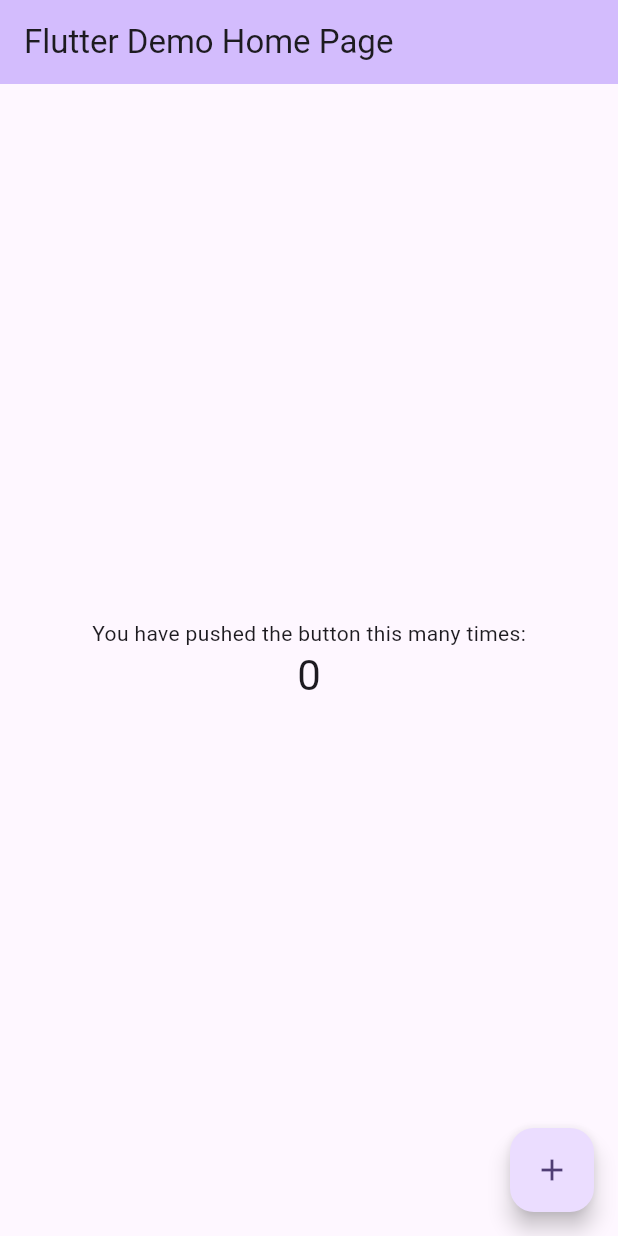
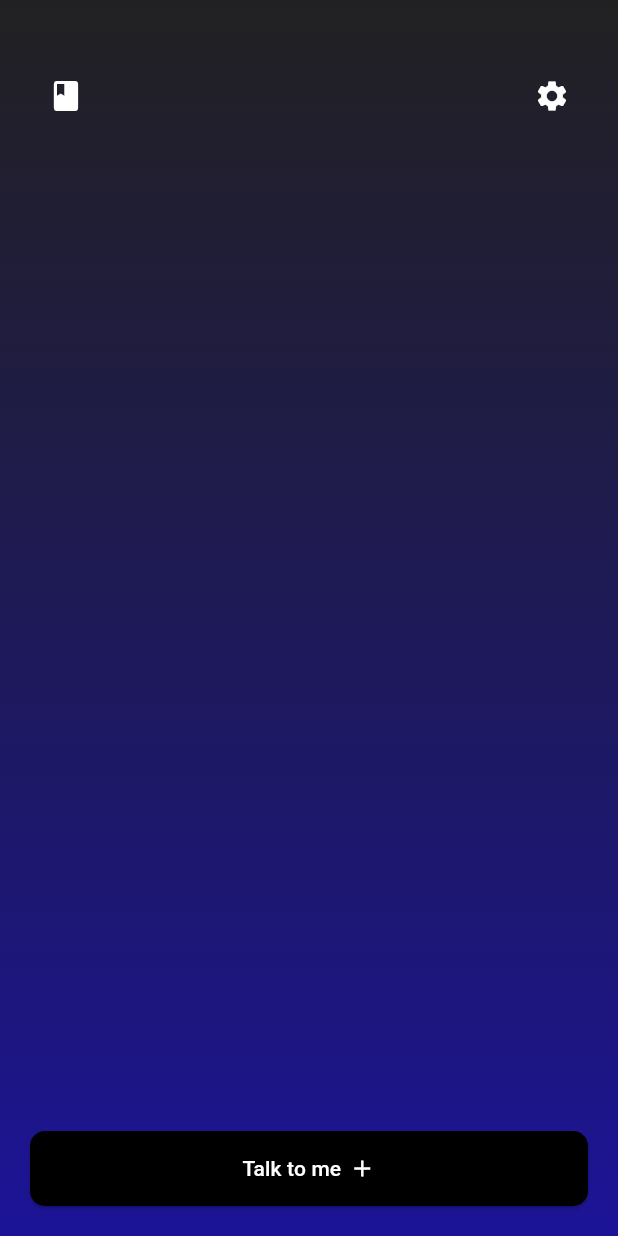
Before and after one commit to rdchkulasinghe/Computing-Group-Project, a Flutter app: the screen it shows after launch, on a phone screen of 412 x 824 dp. Run offline on Flutter 3.47's test engine with Material 3 defaults, Android fonts, the phone set to English and light mode, and no system bars; our stand-ins replace firebase_core; accounts and stored records are empty.

Commit message:
update main page and diary page.
connected diary page and main page.
added correct main page.

```diff
--- a/ai_friend/lib/main.dart
+++ b/ai_friend/lib/main.dart
@@ -1,128 +1,101 @@
+import 'package:ai_friend/diary.dart';
 import 'package:flutter/material.dart';
 import 'package:firebase_core/firebase_core.dart';
 
 void main() async {
   WidgetsFlutterBinding.ensureInitialized();
-  await Firebase.initializeApp(); // Initialize Firebase
-  runApp(MyApp());
+  await Firebase.initializeApp();
+  runApp(MyApp()); // Wrap in MyApp
 }
 
 class MyApp extends StatelessWidget {
-  const MyApp({super.key});
-
-  // This widget is the root of your application.
+  MyApp({Key? key}) : super(key: key);
   @override
   Widget build(BuildContext context) {
     return MaterialApp(
-      title: 'Flutter Demo',
-      theme: ThemeData(
-        // This is the theme of your application.
-        //
-        // TRY THIS: Try running your application with "flutter run". You'll see
-        // the application has a purple toolbar. Then, without quitting the app,
-        // try changing the seedColor in the colorScheme below to Colors.green
-        // and then invoke "hot reload" (save your changes or press the "hot
-        // reload" button in a Flutter-supported IDE, or press "r" if you used
-        // the command line to start the app).
-        //
-        // Notice that the counter didn't reset back to zero; the application
-        // state is not lost during the reload. To reset the state, use hot
-        // restart instead.
-        //
-        // This works for code too, not just values: Most code changes can be
-        // tested with just a hot reload.
-        colorScheme: ColorScheme.fromSeed(seedColor: Colors.deepPurple),
-        useMaterial3: true,
-      ),
-      home: const MyHomePage(title: 'Flutter Demo Home Page'),
+      debugShowCheckedModeBanner: false,
+      home: ChatScreen(), // Set ChatScreen as the home
     );
   }
 }
 
-class MyHomePage extends StatefulWidget {
-  const MyHomePage({super.key, required this.title});
-
-  // This widget is the home page of your application. It is stateful, meaning
-  // that it has a State object (defined below) that contains fields that affect
-  // how it looks.
-
-  // This class is the configuration for the state. It holds the values (in this
-  // case the title) provided by the parent (in this case the App widget) and
-  // used by the build method of the State. Fields in a Widget subclass are
-  // always marked "final".
-
-  final String title;
-
-  @override
-  State<MyHomePage> createState() => _MyHomePageState();
-}
-
-class _MyHomePageState extends State<MyHomePage> {
-  int _counter = 0;
-
-  void _incrementCounter() {
-    setState(() {
-      // This call to setState tells the Flutter framework that something has
-      // changed in this State, which causes it to rerun the build method below
-      // so that the display can reflect the updated values. If we changed
-      // _counter without calling setState(), then the build method would not be
-      // called again, and so nothing would appear to happen.
-      _counter++;
-    });
-  }
-
+class ChatScreen extends StatelessWidget {
   @override
   Widget build(BuildContext context) {
-    // This method is rerun every time setState is called, for instance as done
-    // by the _incrementCounter method above.
-    //
-    // The Flutter framework has been optimized to make rerunning build methods
-    // fast, so that you can just rebuild anything that needs updating rather
-    // than having to individually change instances of widgets.
     return Scaffold(
-      appBar: AppBar(
-        // TRY THIS: Try changing the color here to a specific color (to
-        // Colors.amber, perhaps?) and trigger a hot reload to see the AppBar
-        // change color while the other colors stay the same.
-        backgroundColor: Theme.of(context).colorScheme.inversePrimary,
-        // Here we take the value from the MyHomePage object that was created by
-        // the App.build method, and use it to set our appbar title.
-        title: Text(widget.title),
-      ),
-      body: Center(
-        // Center is a layout widget. It takes a single child and positions it
-        // in the middle of the parent.
-        child: Column(
-          // Column is also a layout widget. It takes a list of children and
-          // arranges them vertically. By default, it sizes itself to fit its
-          // children horizontally, and tries to be as tall as its parent.
-          //
-          // Column has various properties to control how it sizes itself and
-          // how it positions its children. Here we use mainAxisAlignment to
-          // center the children vertically; the main axis here is the vertical
-          // axis because Columns are vertical (the cross axis would be
-          // horizontal).
-          //
-          // TRY THIS: Invoke "debug painting" (choose the "Toggle Debug Paint"
-          // action in the IDE, or press "p" in the console), to see the
-          // wireframe for each widget.
-          mainAxisAlignment: MainAxisAlignment.center,
-          children: <Widget>[
-            const Text(
-              'You have pushed the button this many times:',
+      body: Container(
+        width: double.infinity,
+        height: double.infinity,
+        decoration: BoxDecoration(
+          gradient: LinearGradient(
+            begin: Alignment.topCenter,
+            end: Alignment.bottomCenter,
+            colors: [
+              Colors.black87,
+              Color.fromARGB(255, 28, 20, 151),
+            ],
+          ),
+        ),
+        child: Stack(
+          children: [
+            Positioned(
+              top: 40,
+              left: 20,
+              child: IconButton(
+                icon: Icon(Icons.book, color: Colors.white),
+                onPressed: () {
+                  print("Book icon pressed");
+                  Navigator.of(context).push(
+                    MaterialPageRoute(builder: (context) => DiaryScreen()),
+                  );
+                },
+              ),
             ),
-            Text(
-              '$_counter',
-              style: Theme.of(context).textTheme.headlineMedium,
+            Positioned(
+              top: 40,
+              right: 20,
+              child: IconButton(
+                icon: Icon(Icons.settings, color: Colors.white),
+                onPressed: () {
+                  print("Settings icon pressed");
+                },
+              ),
+            ),
+            Align(
+              alignment: Alignment.bottomCenter,
+              child: Padding(
+                padding: const EdgeInsets.all(20.0),
+                child: SizedBox(
+                  width: double.infinity,
+                  child: ElevatedButton(
+                    style: ElevatedButton.styleFrom(
+                      backgroundColor: Colors.black,
+                      shape: RoundedRectangleBorder(
+                        borderRadius: BorderRadius.circular(10),
+                      ),
+                      padding: const EdgeInsets.symmetric(vertical: 15.0),
+                    ),
+                    onPressed: () {
+                      print("Talk to me button pressed");
+                    },
+                    child: Row(
+                      mainAxisAlignment: MainAxisAlignment.center,
+                      children: [
+                        Text(
+                          "Talk to me",
+                          style: TextStyle(color: Colors.white),
+                        ),
+                        SizedBox(width: 5),
+                        Icon(Icons.add, color: Colors.white),
+                      ],
+                    ),
+                  ),
+                ),
+              ),
             ),
           ],
         ),
       ),
-      floatingActionButton: FloatingActionButton(
-        onPressed: _incrementCounter,
-        tooltip: 'Increment',
-        child: const Icon(Icons.add),
-      ), // This trailing comma makes auto-formatting nicer for build methods.
     );
   }
 }
```
Also changed, not shown: ai_friend/lib/diary.dart (+14 -17 lines), 1 other file.
